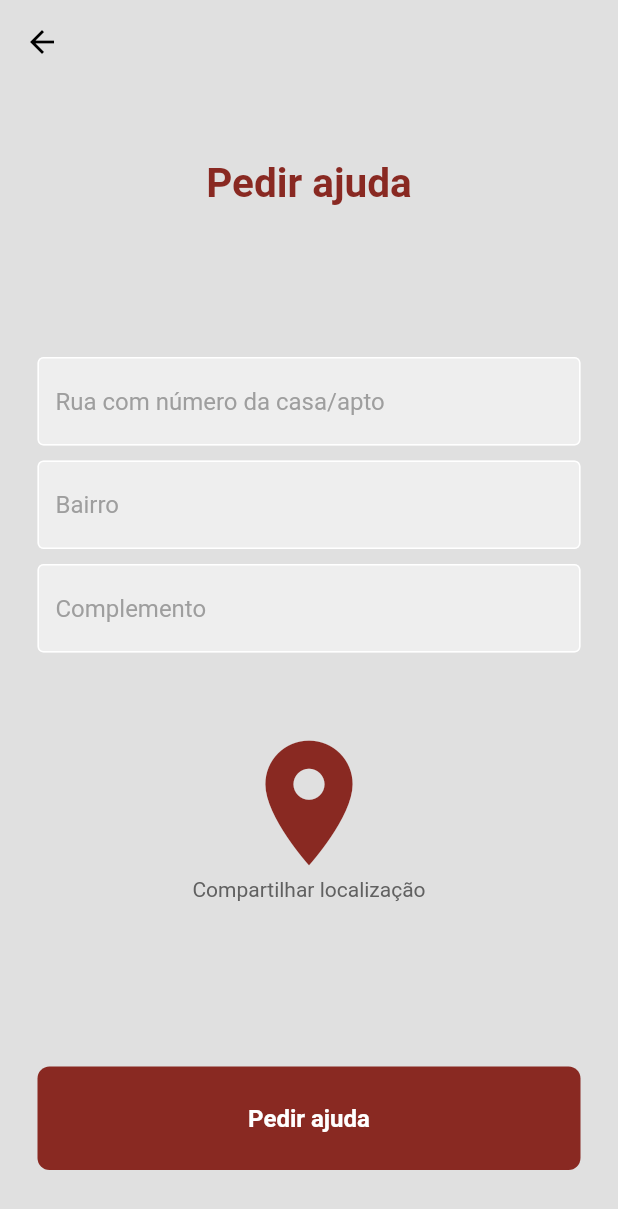
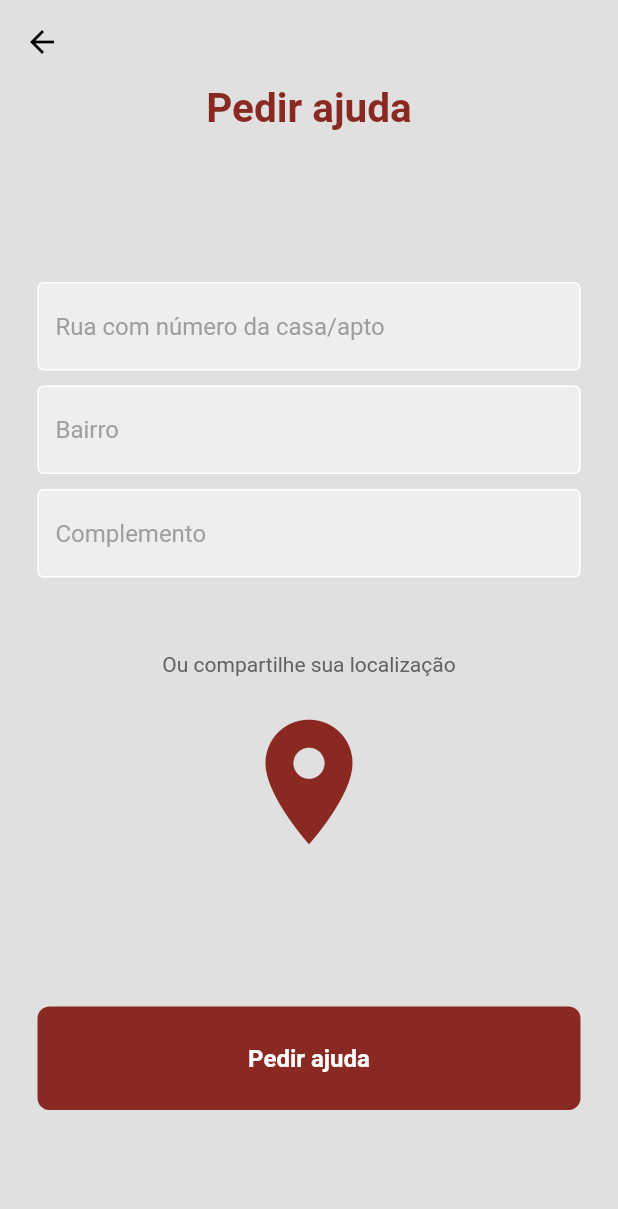
Before and after one commit to tabatasaantos/SOSFlood, a Flutter app: the FormSOSPage screen opened directly, on a phone screen of 412 x 824 dp. Shown: the top 1209 px of the screen. Run offline on Flutter 3.47's test engine with Material 2 defaults, Android fonts, the light colour scheme and no system bars.

Commit message:
add inkwell in icon

```diff
--- a/lib/presentation/form_sos_page.dart
+++ b/lib/presentation/form_sos_page.dart
@@ -30,7 +30,6 @@ class _FormSOSPageState extends State<FormSOSPage> {
           child: Column(
             mainAxisAlignment: MainAxisAlignment.center,
             children: [
-              const SizedBox(height: 50),
               const Text(
                 'Pedir ajuda',
                 style: TextStyle(
@@ -58,16 +57,23 @@ class _FormSOSPageState extends State<FormSOSPage> {
                 obscureText: false,
               ),
               const SizedBox(height: 50),
-              const Icon(
-                Icons.location_on,
-                size: 100,
-                color: Color.fromARGB(255, 137, 41, 34),
+              Padding(
+                padding: const EdgeInsets.symmetric(horizontal: 10.0),
+                child: Text(
+                  'Ou compartilhe sua localização',
+                  style: TextStyle(color: Colors.grey[700]),
+                ),
               ),
-              Text(
-                'Compartilhar localização',
-                style: TextStyle(color: Colors.grey[700]),
+              const SizedBox(height: 20),
+              InkWell(
+                onTap: () {},
+                child: const Icon(
+                  Icons.location_on,
+                  size: 100,
+                  color: Color.fromARGB(255, 137, 41, 34),
+                ),
               ),
-              const SizedBox(height: 110),
+              const SizedBox(height: 100),
               ButtonSOSWidget(
                 text: 'Pedir ajuda',
                 onTap: () {},
```
